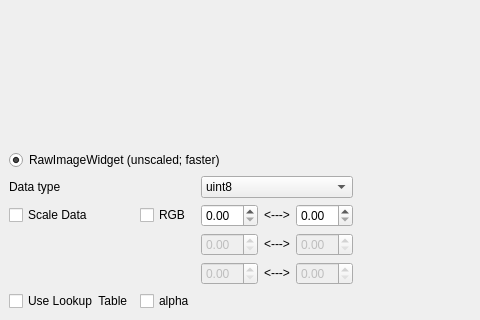
This is examples/VideoTemplate.ui in pyqtgraph/pyqtgraph as Qt 5 draws it before an edit; both pictures show x 0 to 480 and y 354 to 674 of the 985 by 674 pixel window. The edited form follows.
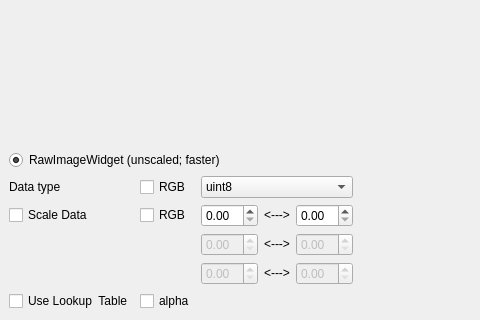
This is the edited form. Custom widgets are drawn as their Qt base class.

The edit to the form file:
```diff
--- a/examples/VideoTemplate.ui
+++ b/examples/VideoTemplate.ui
@@ -84,7 +84,7 @@
      </widget>
     </item>
     <item row="3" column="1">
-     <widget class="QCheckBox" name="rgbCheck">
+     <widget class="QCheckBox" name="rgbLevelsCheck">
       <property name="text">
        <string>RGB</string>
       </property>
@@ -218,6 +218,13 @@
       </property>
      </widget>
     </item>
+    <item row="2" column="1">
+     <widget class="QCheckBox" name="rgbCheck">
+      <property name="text">
+       <string>RGB</string>
+      </property>
+     </widget>
+    </item>
    </layout>
   </widget>
  </widget>
```
Left out of the diff: 1 changed line with no effect on the pictures.
